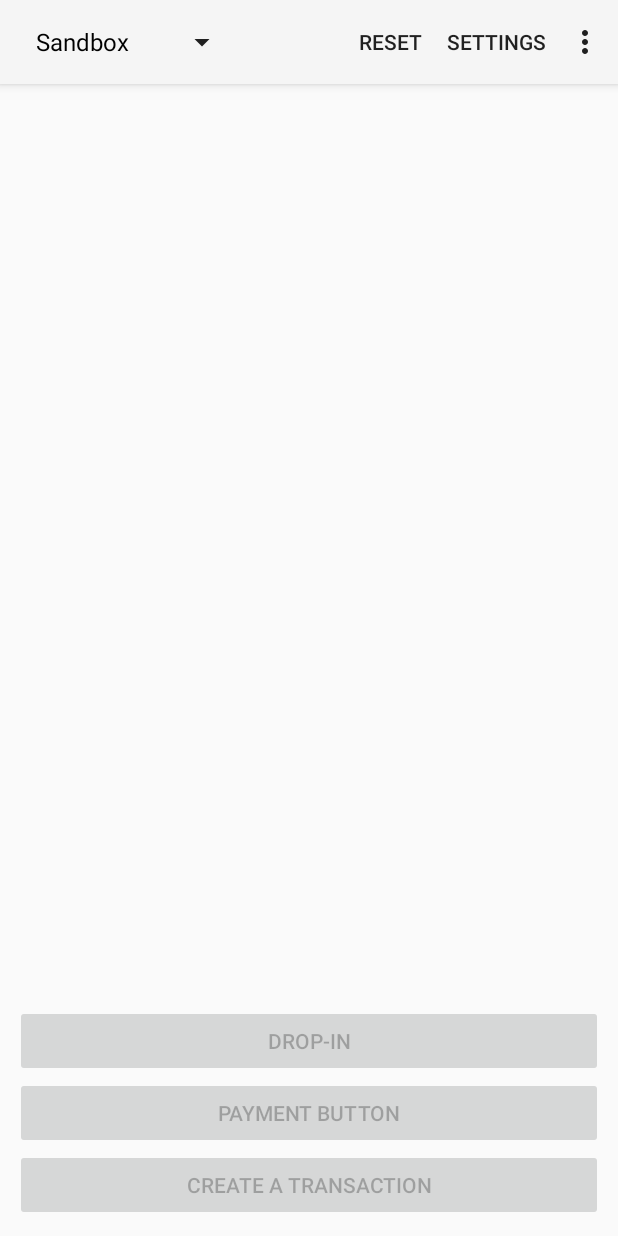
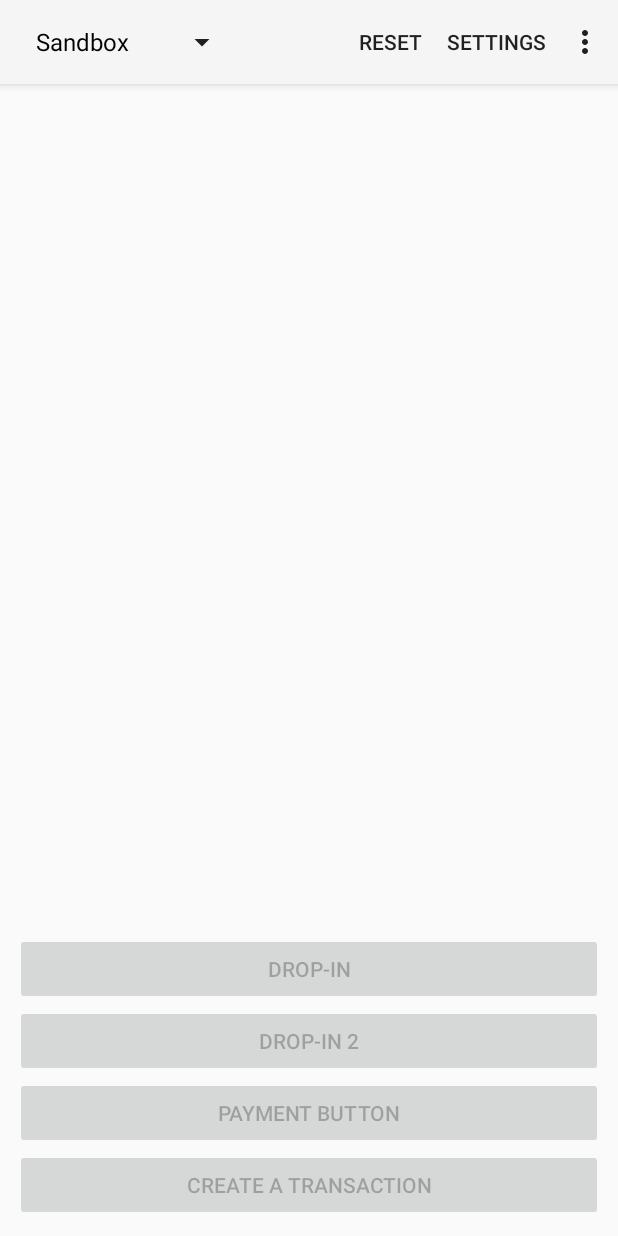
Before and after one commit to braintree/braintree-android-drop-in, an Android app: the screen it shows after launch (MainActivity), on a phone screen of 412 x 824 dp. Run offline under Robolectric (Android 15) with nearby library versions, the phone set to English and light mode, and no system bars; libraries missing offline, so code that uses them is left out: com.facebook.stetho, com.lukekorth.mailable_log, com.paypal.android, org.slf4j, retrofit.client; 9 statements that could not run were skipped.

Commit message:
Add button to launch old and new drop-in

```diff
--- a/Demo/src/main/java/com/braintreepayments/demo/MainActivity.java
+++ b/Demo/src/main/java/com/braintreepayments/demo/MainActivity.java
@@ -10,6 +10,7 @@ import android.widget.TextView;
 
 import com.braintreepayments.api.BraintreeFragment;
 import com.braintreepayments.api.BraintreePaymentActivity;
+import com.braintreepayments.api.GridViewPaymentActivity;
 import com.braintreepayments.api.PayPal;
 import com.braintreepayments.api.PaymentRequest;
 import com.braintreepayments.api.ThreeDSecure;
@@ -53,6 +54,7 @@ public class MainActivity extends BaseActivity implements PaymentMethodNonceCrea
     private TextView mDeviceData;
 
     private Button mDropInButton;
+    private Button mDropIn2Button;
     private Button mPaymentButtonButton;
     private Button mCreateTransactionButton;
     private ProgressDialog mLoading;
@@ -68,6 +70,7 @@ public class MainActivity extends BaseActivity implements PaymentMethodNonceCrea
         mDeviceData = (TextView) findViewById(R.id.device_data);
 
         mDropInButton = (Button) findViewById(R.id.drop_in);
+        mDropIn2Button = (Button) findViewById(R.id.drop_in_2);
         mPaymentButtonButton = (Button) findViewById(R.id.payment_button);
         mCreateTransactionButton = (Button) findViewById(R.id.create_transaction);
 
@@ -88,6 +91,12 @@ public class MainActivity extends BaseActivity implements PaymentMethodNonceCrea
 
     public void launchDropIn(View v) {
         startActivityForResult(getPaymentRequest().getIntent(this), DROP_IN_REQUEST);
+    }
+
+    public void launchDropInTwo(View v) {
+        Intent intent = getPaymentRequest().getIntent(this)
+                .setClass(this, GridViewPaymentActivity.class);
+        startActivityForResult(intent, DROP_IN_REQUEST);
     }
 
     public void launchPaymentButton(View v) {
@@ -280,6 +289,7 @@ public class MainActivity extends BaseActivity implements PaymentMethodNonceCrea
 
     private void enableButtons(boolean enable) {
         mDropInButton.setEnabled(enable);
+        mDropIn2Button.setEnabled(enable);
         mPaymentButtonButton.setEnabled(enable);
     }
 
--- a/Demo/src/main/res/layout/main_activity.xml
+++ b/Demo/src/main/res/layout/main_activity.xml
@@ -19,6 +19,14 @@
             android:text="@string/drop_in"
             android:onClick="launchDropIn"
             android:enabled="false" />
+
+        <Button
+            android:id="@+id/drop_in_2"
+            android:layout_width="match_parent"
+            android:layout_height="wrap_content"
+            android:text="@string/drop_in_2"
+            android:onClick="launchDropInTwo"
+            android:enabled="false"/>
 
         <Button
             android:id="@+id/payment_button"
--- a/Demo/src/main/res/values/strings.xml
+++ b/Demo/src/main/res/values/strings.xml
@@ -8,6 +8,7 @@
     <string name="feedback">Feedback</string>
     <string name="nonce">Nonce</string>
     <string name="drop_in">Drop-In</string>
+    <string name="drop_in_2">Drop-In 2</string>
     <string name="payment_button">Payment Button</string>
     <string name="create_transaction">Create a Transaction</string>
     <string name="loading">Loading…</string>
--- a/Drop-In/src/main/java/com/braintreepayments/api/PaymentRequest.java
+++ b/Drop-In/src/main/java/com/braintreepayments/api/PaymentRequest.java
@@ -265,7 +265,7 @@ public class PaymentRequest implements Parcelable {
      * @return {@link Intent} containing all of the options set in {@link PaymentRequest}.
      */
     public Intent getIntent(Context context) {
-        return new Intent(context, GridViewPaymentActivity.class)
+        return new Intent(context, BraintreePaymentActivity.class)
                 .putExtra(EXTRA_CHECKOUT_REQUEST, this);
     }
 
```
